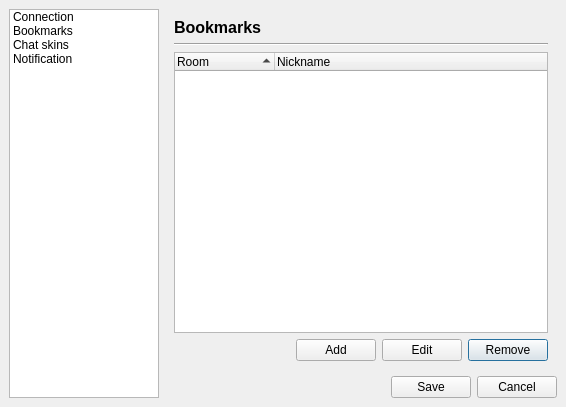
Old version of the form preferences.ui in the repository xmpp-graveyard/jabbim.
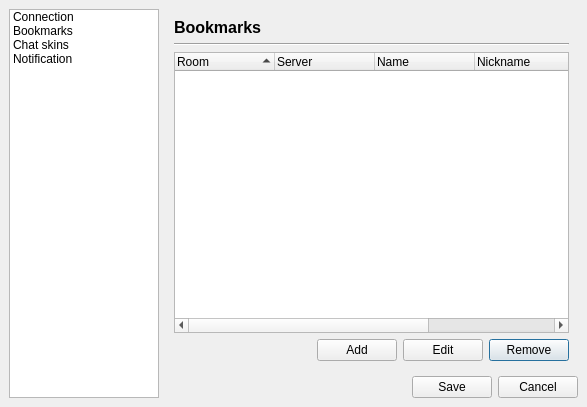
New version of the form. The open tabs and pages were chosen to show the change. Icons and pictures are not drawn.

Diff of the .ui file:
```diff
--- a/preferences.ui
+++ b/preferences.ui
@@ -5,7 +5,7 @@
    <rect>
     <x>0</x>
     <y>0</y>
-    <width>566</width>
+    <width>587</width>
     <height>407</height>
    </rect>
   </property>
@@ -292,11 +292,31 @@
            <string>Room</string>
           </property>
          </column>
+         <column>
+          <property name="text" >
+           <string>Server</string>
+          </property>
+         </column>
+         <column>
+          <property name="text" >
+           <string>Name</string>
+          </property>
+         </column>
          <column>
           <property name="text" >
            <string>Nickname</string>
           </property>
          </column>
+         <column>
+          <property name="text" >
+           <string>Password</string>
+          </property>
+         </column>
+         <column>
+          <property name="text" >
+           <string>Auto join</string>
+          </property>
+         </column>
         </widget>
        </item>
        <item row="3" column="3" >
```
Left out of the diff: 2 changed lines with no effect on the pictures.
